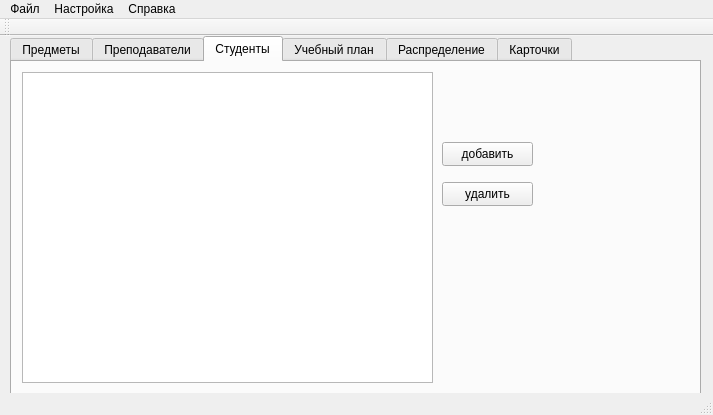
Old version of the form mainwindow.ui in the repository alexeypertcev/ksu-ivt-nagruzka.
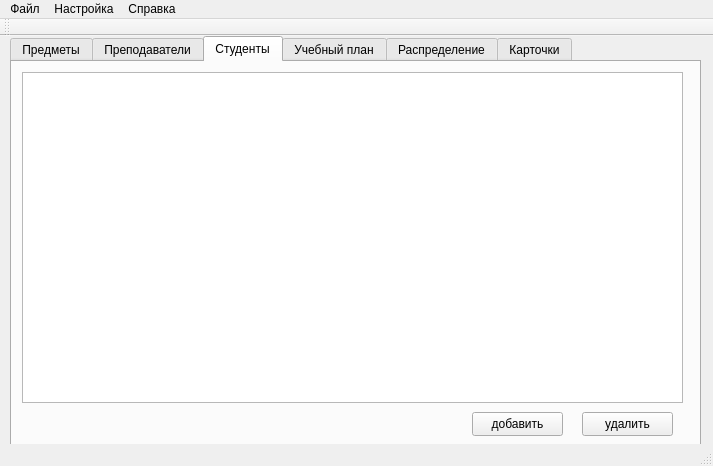
New version of the form. The open tabs and pages were chosen to show the change.

Patch:
```diff
--- a/mainwindow.ui
+++ b/mainwindow.ui
@@ -7,7 +7,7 @@
     <x>0</x>
     <y>0</y>
     <width>713</width>
-    <height>415</height>
+    <height>466</height>
    </rect>
   </property>
   <property name="windowTitle">
@@ -20,7 +20,7 @@
       <x>10</x>
       <y>0</y>
       <width>691</width>
-      <height>361</height>
+      <height>411</height>
      </rect>
     </property>
     <property name="currentIndex">
@@ -139,16 +139,16 @@
        <rect>
         <x>10</x>
         <y>10</y>
-        <width>411</width>
-        <height>311</height>
+        <width>661</width>
+        <height>331</height>
        </rect>
       </property>
      </widget>
      <widget class="QPushButton" name="pushButton_add_student">
       <property name="geometry">
        <rect>
-        <x>430</x>
-        <y>80</y>
+        <x>460</x>
+        <y>350</y>
         <width>91</width>
         <height>24</height>
        </rect>
@@ -160,8 +160,8 @@
      <widget class="QPushButton" name="pushButton_del_student">
       <property name="geometry">
        <rect>
-        <x>430</x>
-        <y>120</y>
+        <x>570</x>
+        <y>350</y>
         <width>91</width>
         <height>24</height>
        </rect>
```
Left out of the diff: 13 changed lines with no effect on the pictures.
